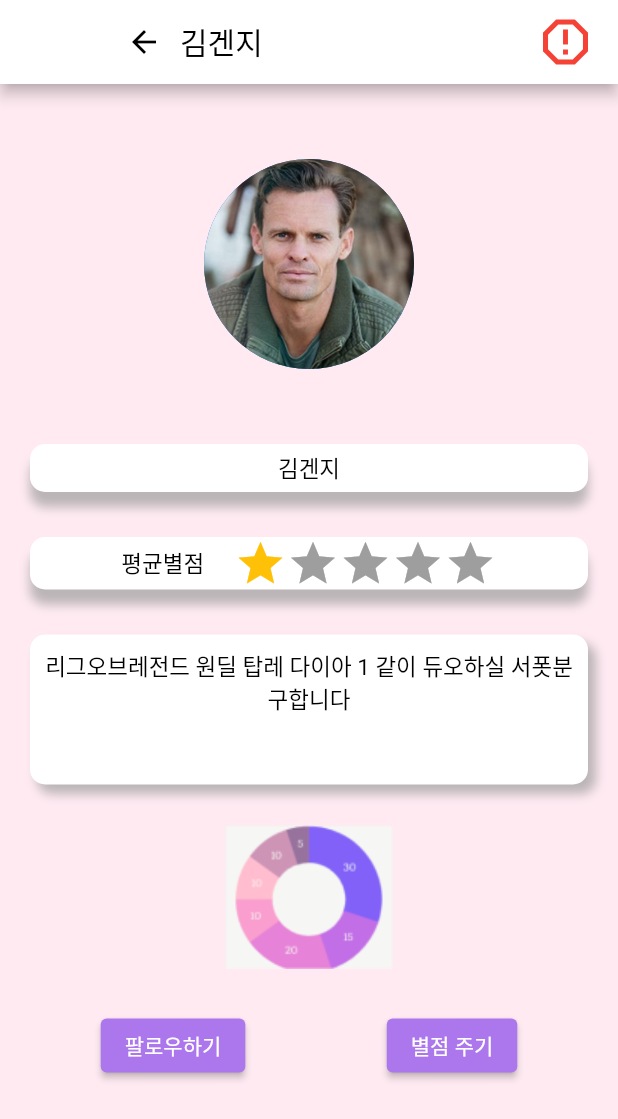
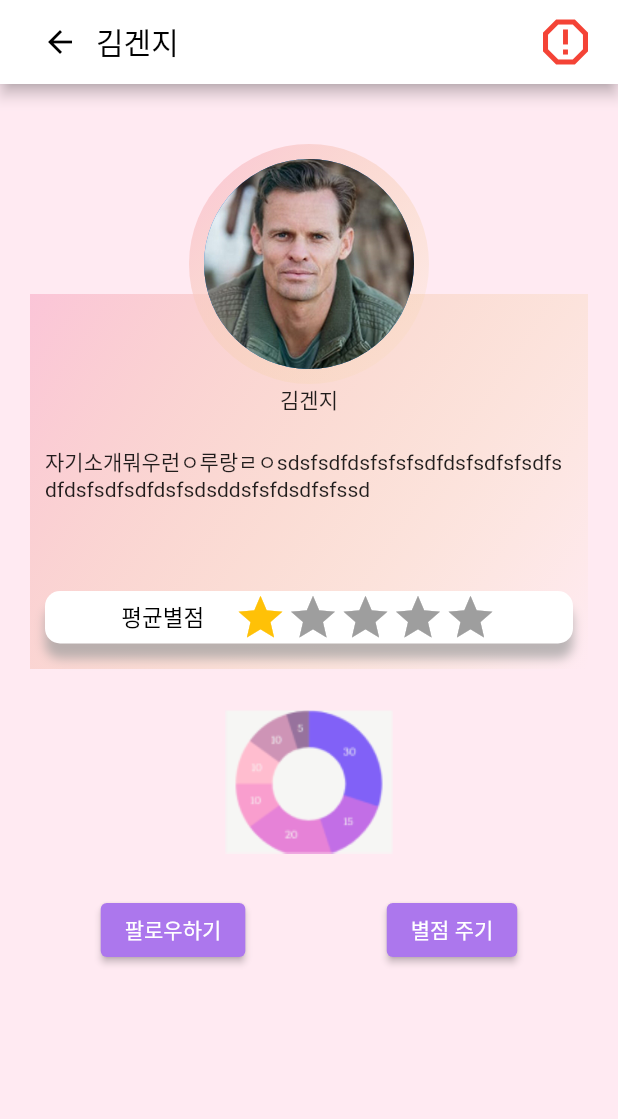
Before and after one commit to BeomyoonHeo/ggamf_front, a Flutter app: the OpponentProfile screen opened directly, on a phone screen of 412 x 824 dp. Shown: the top 1119 px of the screen. Run offline on Flutter 3.47's test engine with Material 2 defaults, Android fonts, the phone set to English and light mode, and no system bars; drawn by our look-alikes of flutter_rating_bar; our stand-ins replace chips_choice, flashy_tab_bar2, flutter_svg, font_awesome_flutter, google_fonts, image_picker; project files that could hold a hidden picture were left out.

Commit message:
opponent_profile_page 2차완료

```diff
--- a/lib/views/pages/profile/my_profile/my_profile_page.dart
+++ b/lib/views/pages/profile/my_profile/my_profile_page.dart
@@ -123,6 +123,7 @@ class _MyProfilePageState extends State<MyProfilePage> {
       onPressed: () {},
       child: Text("탈퇴"),
       style: ElevatedButton.styleFrom(
+        elevation: 0,
         backgroundColor: Colors.white,
         textStyle: TextStyle(fontFamily: 'NanumSquare', fontSize: 20),
         foregroundColor: Colors.black,
@@ -141,6 +142,7 @@ class _MyProfilePageState extends State<MyProfilePage> {
       },
       child: Text("프로필 수정"),
       style: ElevatedButton.styleFrom(
+        elevation: 0,
         backgroundColor: Colors.white,
         textStyle: TextStyle(fontFamily: 'NanumSquare', fontSize: 20),
         foregroundColor: Colors.black,
--- a/lib/views/pages/profile/opponent_profile/opponent_profile_page.dart
+++ b/lib/views/pages/profile/opponent_profile/opponent_profile_page.dart
@@ -14,15 +14,16 @@ class OpponentProfile extends StatelessWidget {
       body: Padding(
         padding: const EdgeInsets.only(left: 20, right: 20),
         child: ListView(
+          padding: EdgeInsets.only(top: 40),
           children: [
-            SizedBox(height: 50),
-            _buildCircleAvatar(),
-            SizedBox(height: 50),
-            _nickName(),
-            SizedBox(height: 30),
-            _ratedStar(),
-            SizedBox(height: 30),
-            _introduce(),
+            Stack(
+              alignment: Alignment.topCenter,
+              children: [
+                _profileContext(),
+                _backCircle(),
+                _buildCircleAvatar(),
+              ],
+            ),
             Container(
               height: 150,
               child: InkWell(
@@ -45,8 +46,59 @@ class OpponentProfile extends StatelessWidget {
     );
   }
 
+  Container _backCircle() {
+    return Container(
+      width: 160,
+      height: 160,
+      decoration: BoxDecoration(
+        color: Colors.white,
+        borderRadius: BorderRadius.circular(100),
+        gradient: LinearGradient(
+          begin: Alignment.topLeft,
+          end: Alignment.bottomRight,
+          colors: [
+            Color(0xffFBC5D8),
+            Color.fromARGB(0, 243, 218, 153),
+          ],
+        ),
+      ),
+    );
+  }
+
+  Padding _profileContext() {
+    return Padding(
+      padding: const EdgeInsets.only(top: 100),
+      child: Container(
+        padding: EdgeInsets.all(10),
+        width: double.infinity,
+        height: 250,
+        decoration: BoxDecoration(
+          gradient: LinearGradient(
+            begin: Alignment.topLeft,
+            end: Alignment.bottomRight,
+            colors: [
+              Color(0xffFBC5D8),
+              Color.fromARGB(0, 243, 218, 153),
+            ],
+          ),
+        ),
+        child: Column(
+          children: [
+            SizedBox(height: 50),
+            Text("김겐지"),
+            SizedBox(height: 20),
+            Text("자기소개뭐우런ㅇ루랑ㄹㅇsdsfsdfdsfsfsfsdfdsfsdfsfsdfsdfdsfsdfsdfdsfsdsddsfsfdsdfsfssd"),
+            SizedBox(height: 60),
+            _ratedStar(),
+          ],
+        ),
+      ),
+    );
+  }
+
   Widget _buildCircleAvatar() {
-    return Center(
+    return Padding(
+      padding: const EdgeInsets.only(top: 10),
       child: CircleAvatar(
         radius: 70,
         backgroundImage: AssetImage("assets/images/41.jpg"),
@@ -56,6 +108,7 @@ class OpponentProfile extends StatelessWidget {
 
   AppBar _appbar() {
     return AppBar(
+      automaticallyImplyLeading: false,
       backgroundColor: Colors.white,
       title: Row(
         children: [
```
